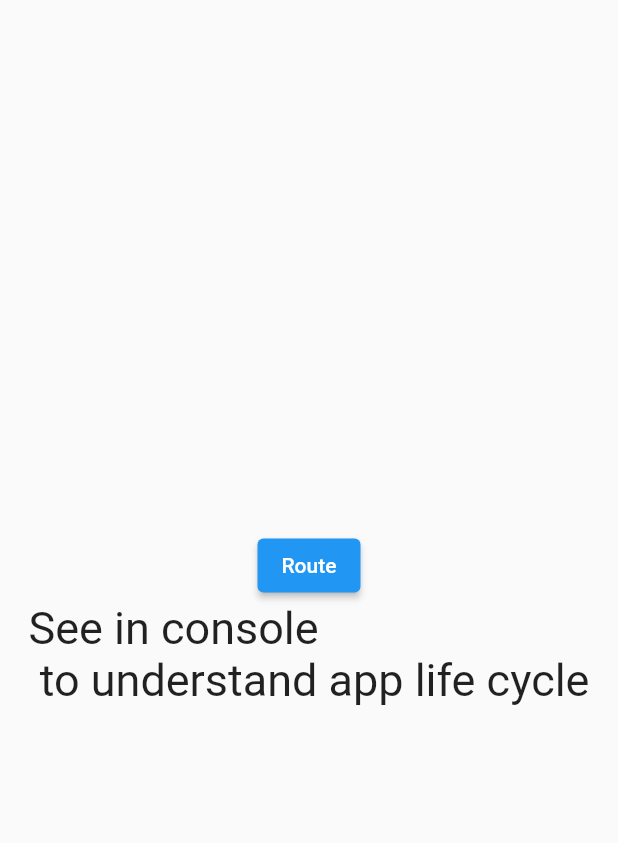
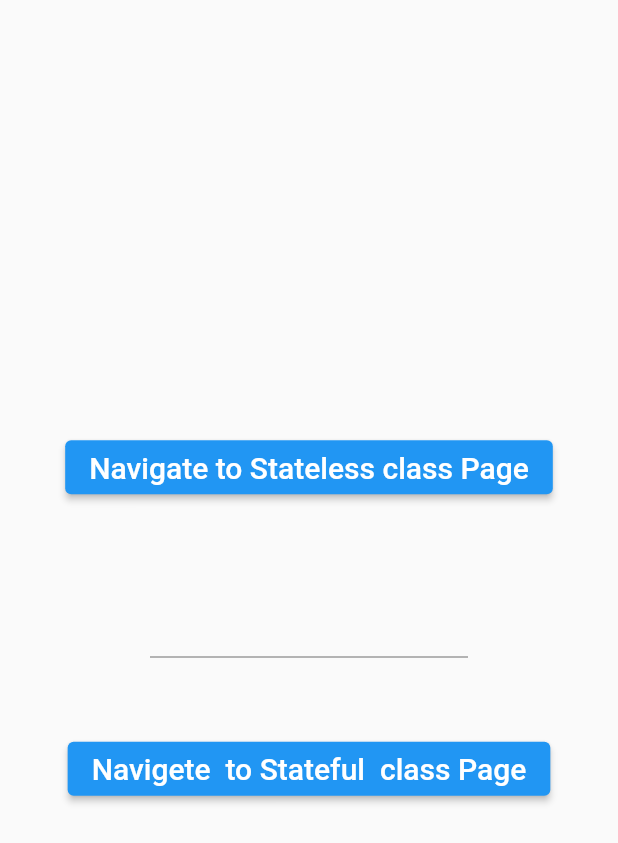
Before and after one commit to Somnath6Das/some_package, a Flutter app: the screen it shows after launch, on a phone screen of 412 x 824 dp. Shown: the top 843 px of the screen. Run offline on Flutter 3.47's test engine with Material 2 defaults, Android fonts, the phone set to English and light mode, and no system bars; our stand-ins replace shared_preferences.

Commit message:
data pass between screen

```diff
--- /dev/null
+++ b/lib/data pass between screens/pass_data_home.dart
@@ -0,0 +1,62 @@
+import 'package:flutter/material.dart';
+
+import 'stateful_page.dart';
+import 'stateless_page.dart';
+
+class PassDataHome extends StatefulWidget {
+  PassDataHome({Key? key}) : super(key: key);
+
+  @override
+  State<PassDataHome> createState() => _PassDataHomeState();
+}
+
+class _PassDataHomeState extends State<PassDataHome> {
+  late String value;
+  @override
+  Widget build(BuildContext context) {
+    return Scaffold(
+      body: SafeArea(
+          child: Center(
+        child: Column(
+          mainAxisAlignment: MainAxisAlignment.center,
+          children: [
+            ElevatedButton(
+                onPressed: () {
+                  Navigator.of(context).push(
+                      MaterialPageRoute(builder: (context) => StatelassPage(value : value)));
+                },
+                child: const Text(
+                  "Navigate to Stateless class Page",
+                  style: TextStyle(fontSize: 20),
+                )),
+            const SizedBox(
+              height: 50,
+            ),
+            Padding(
+              padding: const EdgeInsets.symmetric(horizontal: 100),
+              child: TextField(
+                autofocus: false,
+                keyboardType: TextInputType.name,style: const TextStyle(fontSize: 25),
+                onChanged: (text) {
+                  value = text;
+                },
+              ),
+            ),
+            const SizedBox(
+              height: 50,
+            ),
+            ElevatedButton(
+                onPressed: () {
+                  Navigator.of(context).push(
+                      MaterialPageRoute(builder: (context) => StatefulPage(value: value,)));
+                },
+                child: const Text(
+                  "Navigete  to Stateful  class Page",
+                  style: TextStyle(fontSize: 20),
+                )),
+          ],
+        ),
+      )),
+    );
+  }
+}
--- a/lib/main.dart
+++ b/lib/main.dart
@@ -1,6 +1,7 @@
 import 'package:flutter/material.dart';
 import 'package:provider/provider.dart';
 import 'package:some_packages/app_life_cycle_home.dart';
+import 'package:some_packages/data%20pass%20between%20screens/pass_data_home.dart';
 import 'package:some_packages/json serial-deserial/app_state.dart';
 import 'package:some_packages/stateful_builderHome.dart';
 import 'Stream Controller n Broadcast/stream_broadcast_home.dart';
@@ -29,7 +30,8 @@ class MyApp extends StatelessWidget {
         //home: StreamBroadcastHome(),
         // home: StreamBroadcastHome(),
         //home: StatefulBuilderHome(),
-        home: AppLifeCycleHome(),
+        //home: AppLifeCycleHome(),
+        home: PassDataHome(),
       ),
     );
   }
```
Also changed, not shown: lib/data pass between screens/stateful_page.dart (added, +26 -0 lines), lib/data pass between screens/stateless_page.dart (added, +18 -0 lines).
